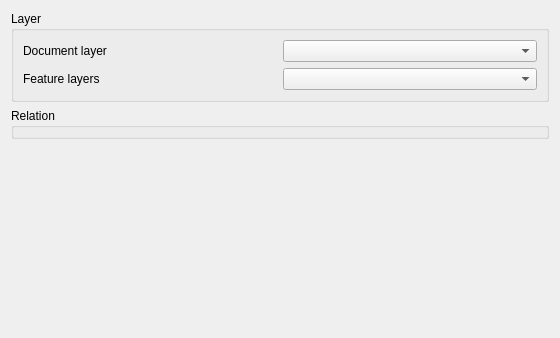
Old version of the form document_management_system/ui/configuration_wizard/configuration_wizard.ui in the repository opengisch/qgis-document-management-system-plugin.
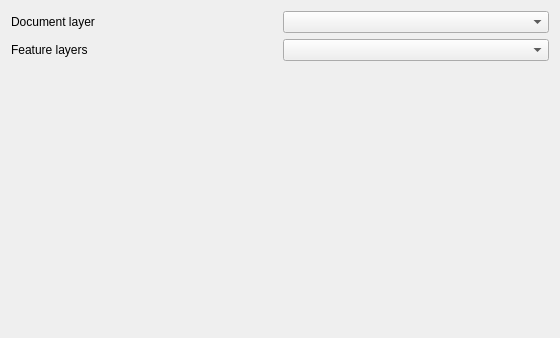
New version of the form. Custom widgets are drawn as their Qt base class.

Commit message: Fix button icons not visible on windows

The edit to the form file:
```diff
--- a/document_management_system/ui/configuration_wizard/configuration_wizard.ui
+++ b/document_management_system/ui/configuration_wizard/configuration_wizard.ui
@@ -13,44 +13,8 @@
   <property name="windowTitle">
    <string>Configuration</string>
   </property>
-  <layout class="QVBoxLayout" name="verticalLayout">
-   <item>
-    <widget class="QGroupBox" name="groupBox">
-     <property name="title">
-      <string>Layer</string>
-     </property>
-     <layout class="QGridLayout" name="gridLayout">
-      <item row="0" column="0">
-       <widget class="QLabel" name="label">
-        <property name="text">
-         <string>Document layer</string>
-        </property>
-       </widget>
-      </item>
-      <item row="1" column="0">
-       <widget class="QLabel" name="label_2">
-        <property name="text">
-         <string>Feature layers</string>
-        </property>
-       </widget>
-      </item>
-      <item row="0" column="1">
-        <widget class="QgsMapLayerComboBox" name="mDocumentLayerComboBox"/>
-      </item>
-      <item row="1" column="1">
-        <widget class="QgsCheckableComboBox" name="mFeatureLayersComboBox"/>
-      </item>
-     </layout>
-    </widget>
-   </item>
-   <item>
-    <widget class="QGroupBox" name="groupBox_2">
-     <property name="title">
-      <string>Relation</string>
-     </property>
-    </widget>
-   </item>
-   <item>
+  <layout class="QGridLayout" name="gridLayout_2">
+   <item row="3" column="0">
     <spacer name="verticalSpacer">
      <property name="orientation">
       <enum>Qt::Vertical</enum>
@@ -63,14 +27,36 @@
      </property>
     </spacer>
    </item>
+   <item row="1" column="0">
+    <widget class="QLabel" name="label_2">
+     <property name="text">
+      <string>Feature layers</string>
+     </property>
+    </widget>
+   </item>
+   <item row="1" column="1">
+    <widget class="QgsCheckableComboBox" name="mFeatureLayersComboBox"/>
+   </item>
+   <item row="0" column="0">
+    <widget class="QLabel" name="label">
+     <property name="text">
+      <string>Document layer</string>
+     </property>
+    </widget>
+   </item>
+   <item row="0" column="1">
+    <widget class="QgsMapLayerComboBox" name="mDocumentLayerComboBox"/>
+   </item>
+   <item row="2" column="0" colspan="2">
+    <widget class="QLabel" name="mErrorLabel">
+     <property name="text">
+      <string/>
+     </property>
+    </widget>
+   </item>
   </layout>
  </widget>
-  <customwidgets>
-  <customwidget>
-   <class>QgsFieldComboBox</class>
-   <extends>QComboBox</extends>
-   <header>qgsfieldcombobox.h</header>
-  </customwidget>
+ <customwidgets>
   <customwidget>
    <class>QgsMapLayerComboBox</class>
    <extends>QComboBox</extends>
```
The commit also changes 3 other files.
